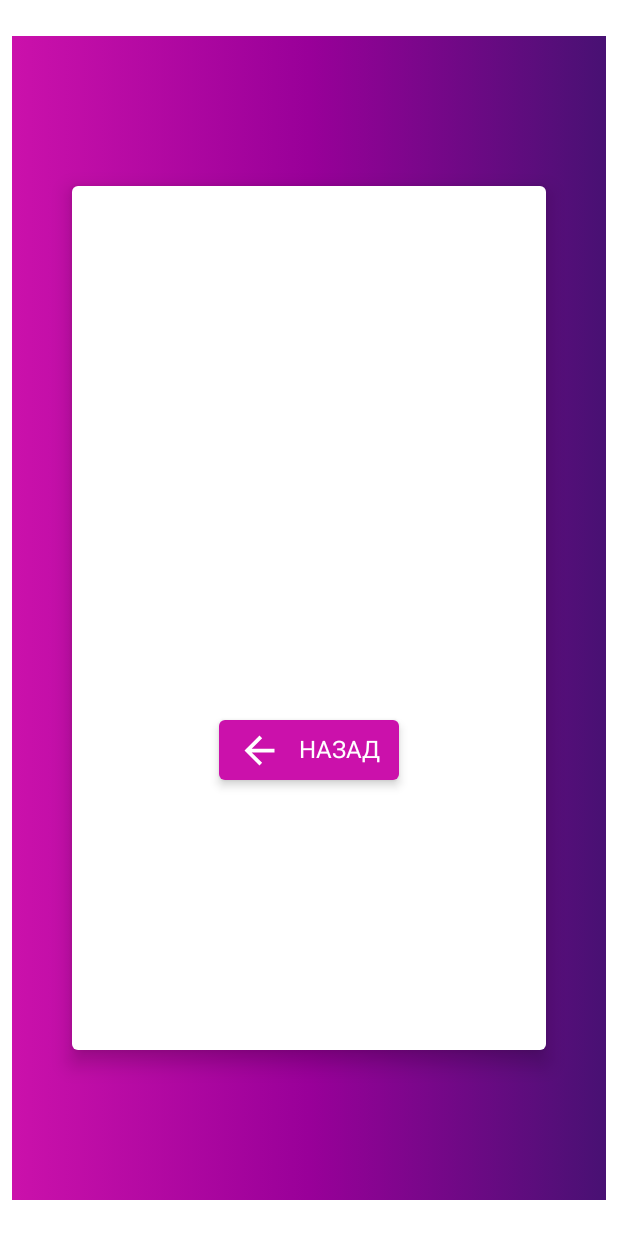
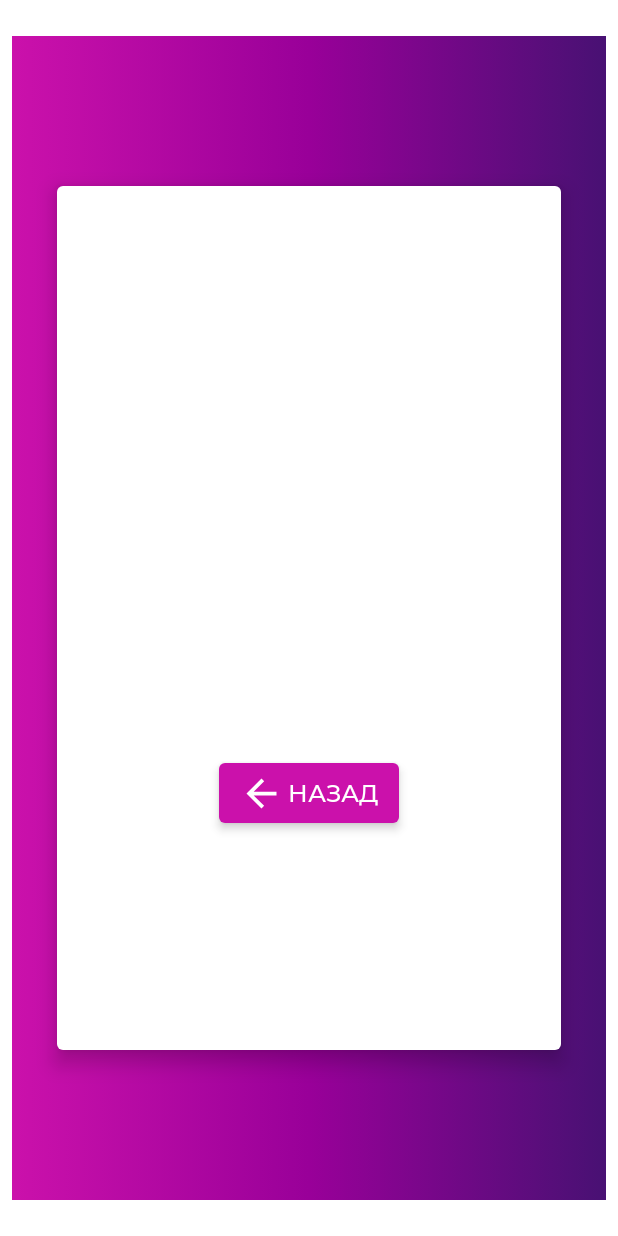
Before and after one commit to mcmouse88/GoToTravelWithWildberries, an Android app built with Jetpack Compose: the composable DetailScreen called with empty values, on a phone screen of 412 x 824 dp. Run offline under Robolectric (Android 15) with nearby library versions, the phone set to English and light mode, and no system bars; our stand-ins replace Dagger/Hilt's generated code, livedata-compose; network calls fail; 1 statement that could not run was skipped.

Commit message:
finishing detail screen

```diff
--- a/app/src/main/java/ru/wildberries/gototravelwithwildberries/presentation/MainActivity.kt
+++ b/app/src/main/java/ru/wildberries/gototravelwithwildberries/presentation/MainActivity.kt
@@ -1,8 +1,10 @@
 package ru.wildberries.gototravelwithwildberries.presentation
 
+import android.os.Build
 import android.os.Bundle
 import androidx.activity.ComponentActivity
 import androidx.activity.compose.setContent
+import androidx.annotation.RequiresApi
 import androidx.hilt.navigation.compose.hiltViewModel
 import androidx.navigation.compose.rememberNavController
 import dagger.hilt.android.AndroidEntryPoint
@@ -12,6 +14,7 @@ import ru.wildberries.gototravelwithwildberries.presentation.viewmodels.MainView
 
 @AndroidEntryPoint
 class MainActivity : ComponentActivity() {
+    @RequiresApi(Build.VERSION_CODES.O)
     override fun onCreate(savedInstanceState: Bundle?) {
         super.onCreate(savedInstanceState)
         setContent {
--- a/app/src/main/java/ru/wildberries/gototravelwithwildberries/presentation/screens/DetailScreen.kt
+++ b/app/src/main/java/ru/wildberries/gototravelwithwildberries/presentation/screens/DetailScreen.kt
@@ -44,7 +44,7 @@ fun DetailScreen(
         Card(
             modifier = Modifier
                 .fillMaxSize()
-                .padding(start = 40.dp, end = 40.dp)
+                .padding(start = 30.dp, end = 30.dp)
                 .padding(top = 100.dp, bottom = 100.dp),
             elevation = 8.dp,
         ) {
@@ -59,50 +59,56 @@ fun DetailScreen(
                 ) {
                     Text(
                         text = currentWay?.let { parsingDate(it.startDate) } ?: "",
-                        style = MontserratTypography.h6
+                        style = MontserratTypography.h5,
+                        color = Color.Gray
                     )
                     Text(
                         text = currentWay?.let { parsingDate(it.endDate) } ?: "",
-                        fontSize = 16.sp
+                        style = MontserratTypography.h5,
+                        color = Color.Gray
                     )
                 }
                 Row(
                     modifier = Modifier
                         .fillMaxWidth()
-                        .padding(vertical = 10.dp),
-                    horizontalArrangement = Arrangement.SpaceEvenly
+                        .padding(start = 10.dp, end = 10.dp)
+                        .padding(top = 6.dp),
+                    horizontalArrangement = Arrangement.SpaceBetween
                 ) {
                     Text(
                         text = currentWay?.let { parsingTime(it.startDate) } ?: "",
                         fontWeight = FontWeight.Bold,
-                        fontSize = 32.sp
+                        style = MontserratTypography.h1
                     )
                     Text(
                         text = currentWay?.let { parsingTime(it.endDate) } ?: "",
                         fontWeight = FontWeight.Bold,
-                        fontSize = 32.sp
+                        style = MontserratTypography.h1
                     )
                 }
                 Row(
                     modifier = Modifier
                         .fillMaxWidth()
-                        .padding(vertical = 10.dp),
-                    horizontalArrangement = Arrangement.SpaceEvenly
+                        .padding(start = 10.dp, end = 10.dp)
+                        .padding(top = 6.dp),
+                    horizontalArrangement = Arrangement.SpaceBetween
                 ) {
                     Text(
                         text = currentWay?.startCity ?: "",
-                        fontSize = 18.sp
+                        style = MontserratTypography.h5
                     )
                     Text(
                         text = currentWay?.endCity ?: "",
-                        fontSize = 18.sp
+                        style = MontserratTypography.h5
                     )
                 }
                 Row(
                     modifier = Modifier
                         .fillMaxWidth()
-                        .padding(top = 10.dp),
-                    horizontalArrangement = Arrangement.SpaceEvenly
+                        .padding(top = 40.dp)
+                        .padding(start = 60.dp, end = 60.dp),
+                    horizontalArrangement = Arrangement.SpaceEvenly,
+                    verticalAlignment = Alignment.CenterVertically
                 ) {
                     Text(
                         text = currentWay?.let { formatNumberForPrice(it.price) } ?: "",
@@ -129,10 +135,12 @@ fun DetailScreen(
                         )
                     }
                 }
-                Row(modifier = Modifier
-                    .fillMaxWidth()
-                    .padding(top = 10.dp),
-                    horizontalArrangement = Arrangement.Center
+                Row(
+                    modifier = Modifier
+                        .fillMaxWidth()
+                        .padding(top = 60.dp),
+                    horizontalArrangement = Arrangement.Center,
+                    verticalAlignment = Alignment.Bottom
                 ) {
                     Card(
                         modifier = Modifier
@@ -142,7 +150,8 @@ fun DetailScreen(
                         backgroundColor = Color(0xFFCB11AB)
                     ) {
                         Row(
-                            modifier = Modifier.fillMaxSize(),
+                            modifier = Modifier.fillMaxSize()
+                                .padding(start = 10.dp, end = 10.dp),
                             horizontalArrangement = Arrangement.SpaceEvenly,
                             verticalAlignment = Alignment.CenterVertically
                         ) {
@@ -154,7 +163,7 @@ fun DetailScreen(
                             )
                             Text(
                                 text = "НАЗАД",
-                                fontSize = 16.sp,
+                                style = MontserratTypography.h5,
                                 color = Color.White
                             )
                         }
--- a/app/src/main/java/ru/wildberries/gototravelwithwildberries/presentation/ui/theme/MyType.kt
+++ b/app/src/main/java/ru/wildberries/gototravelwithwildberries/presentation/ui/theme/MyType.kt
@@ -20,7 +20,7 @@ val MontserratTypography = Typography(
     h1 = TextStyle(
         fontFamily = Montserrat,
         fontWeight = FontWeight.W500,
-        fontSize = 48.sp
+        fontSize = 36.sp
     ),
 
     h2 = TextStyle(
```
